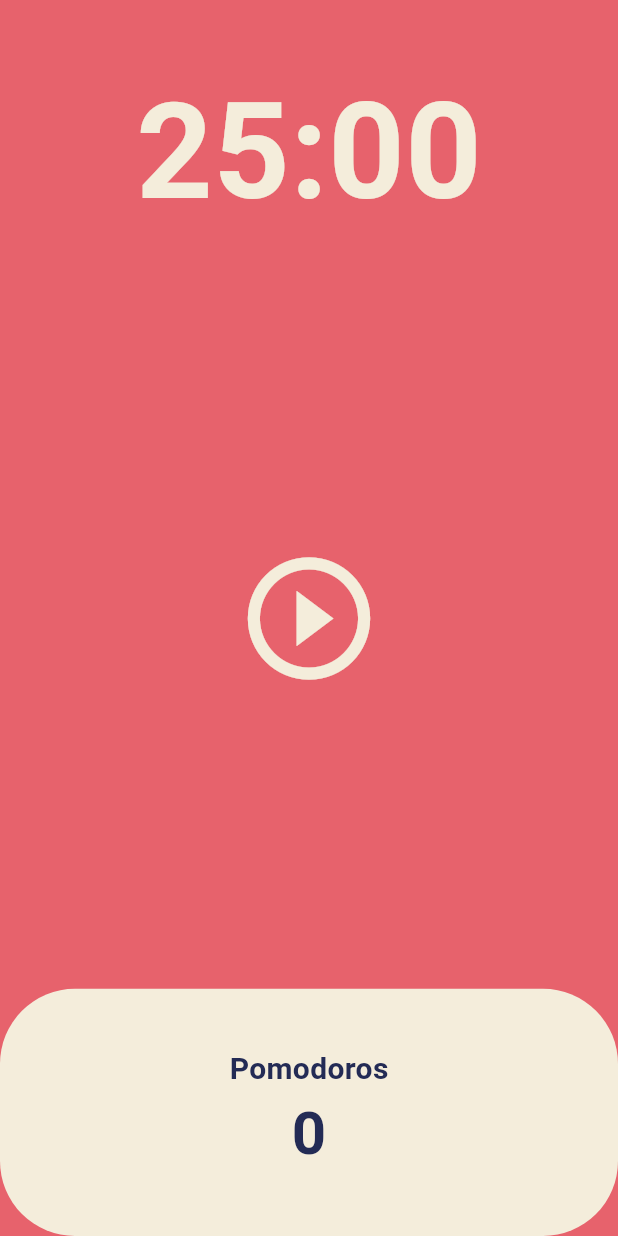
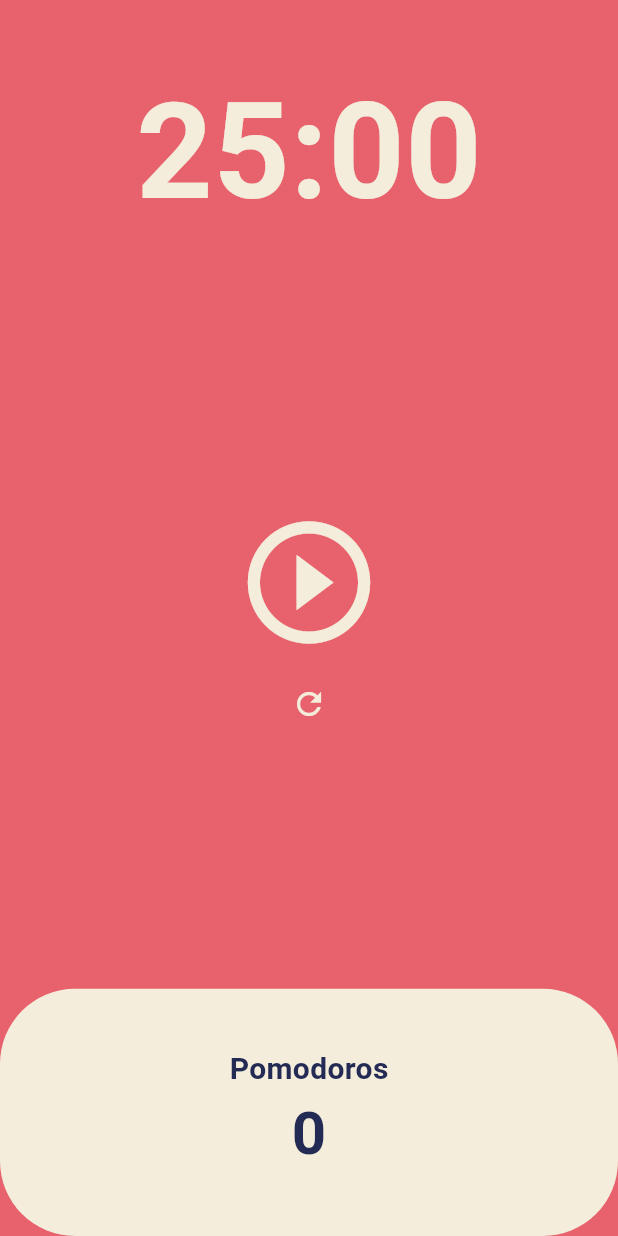
Before and after one commit to jyparkme/about-flutter-practice, a Flutter app: the screen it shows after launch, on a phone screen of 412 x 824 dp. Run offline on Flutter 3.47's test engine with Material 3 defaults, Android fonts, the phone set to English and light mode, and no system bars.

Commit message:
chapter 4.4 Visibility - boolean visible - reset function

```diff
--- a/lib/screens/home_screen.dart
+++ b/lib/screens/home_screen.dart
@@ -48,6 +48,13 @@ class _HomeScreenState extends State<HomeScreen> {
     });
   }
 
+  void onRefreshPressed() {
+    setState(() {
+      totalPomodoros = 0;
+      totalSeconds = twentyFiveMinutes;
+    });
+  }
+
   String format(int seconds) {
     var duration = Duration(seconds: seconds);
     return duration.toString().split('.').first.substring(2, 7);
@@ -75,7 +82,10 @@ class _HomeScreenState extends State<HomeScreen> {
           ),
           Flexible(
             flex: 3,
-            child: Center(
+            child: Column(
+              mainAxisAlignment: MainAxisAlignment.center,
+              children: [
+                Center(
                   child: IconButton(
                     iconSize: 98,
                     color: Theme.of(context).cardColor,
@@ -86,6 +96,20 @@ class _HomeScreenState extends State<HomeScreen> {
                           : Icons.play_circle_outline,
                     ),
                   ),
+                ),
+                Center(
+                  child: IconButton(
+                    color: Theme.of(context).cardColor,
+                    onPressed: onRefreshPressed,
+                    icon: Visibility(
+                      visible: !isRunning,
+                      child: const Icon(
+                        Icons.refresh_outlined,
+                      ),
+                    ),
+                  ),
+                )
+              ],
             ),
           ),
           Flexible(
```
Lines whose indentation alone changed are shown as unchanged.
